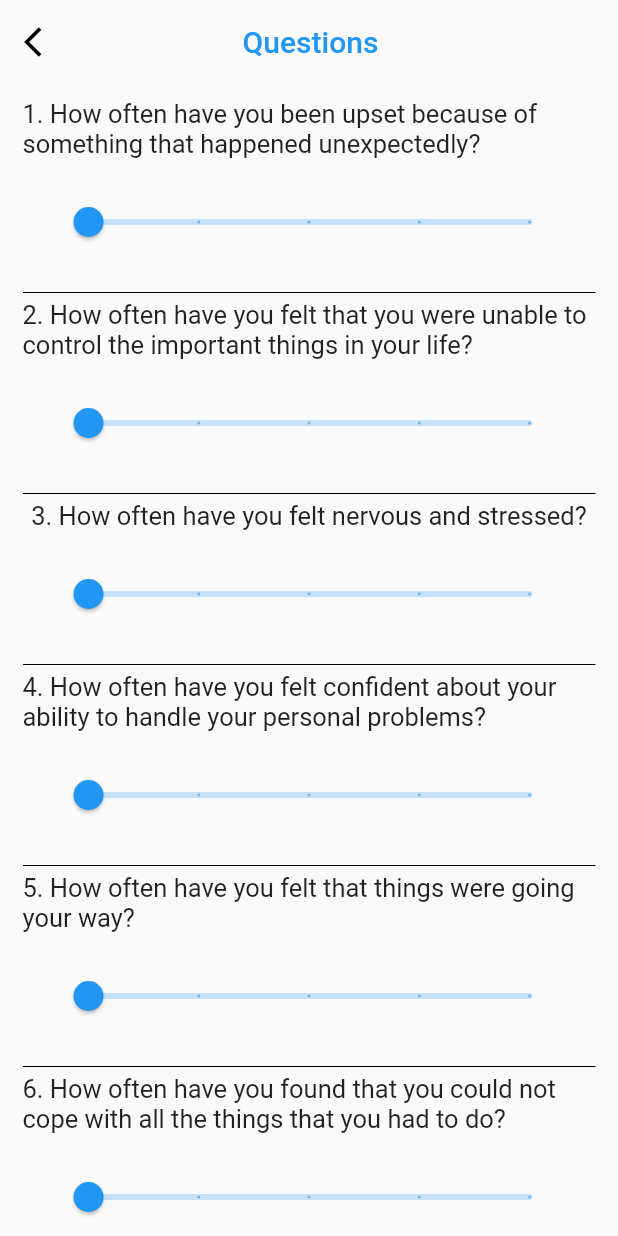
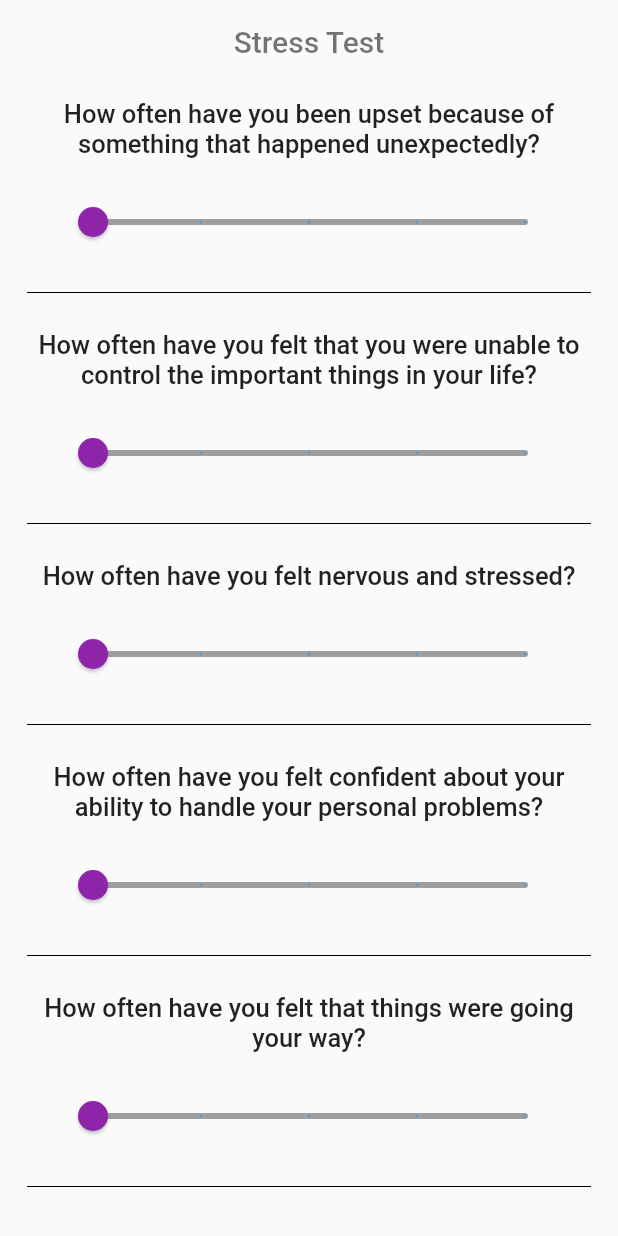
Before and after one commit to paras3219/Kailo2.0, a Flutter app: the TestScreen screen opened directly, on a phone screen of 412 x 824 dp. Run offline on Flutter 3.47's test engine with Material 2 defaults, Android fonts, the phone set to English and light mode, and no system bars; our stand-ins replace cloud_firestore, firebase_auth, firebase_core, fl_chart, font_awesome_flutter, google_fonts and 2 more; missing offline and left inert: awesome_slider; accounts and stored records are empty.

Commit message:
testScreen

```diff
--- a/kailo/lib/Screens/testScreen.dart
+++ b/kailo/lib/Screens/testScreen.dart
@@ -1,5 +1,9 @@
+import 'package:cloud_firestore/cloud_firestore.dart';
+import 'package:firebase_auth/firebase_auth.dart';
 import 'package:flutter/material.dart';
+import 'package:kailo/Screens/resultsPage.dart';
 import 'package:kailo/models/textModel.dart';
+import 'package:kailo/resources/authentication.dart';
 import 'package:kailo/utils/add_options.dart';
 import 'package:kailo/utils/constants.dart';
 
@@ -44,27 +48,19 @@ class TestScreen extends StatefulWidget {
 }
 
 class _MyHomePageState extends State<TestScreen> {
-  TestModel testModel = new TestModel();
-  double testScore = 0;
-
-  Map<dynamic,dynamic> resultDataMap;
   @override
   Widget build(BuildContext context) {
     return Scaffold(
       appBar: AppBar(
-        title: Container(
-          width: 270,
+        foregroundColor: Colors.grey,
+        title: Center(
           child: Text(
-            'Questions',
+            'Stress Test',
             textAlign: TextAlign.center,
             style: TextStyle(
-              color: Colors.blue,
+              color: Colors.black54,
             ),
           ),
-        ),
-        leading: new IconButton(
-          icon: new Icon(Icons.arrow_back_ios, color: Colors.black),
-          onPressed: () => Navigator.of(context).pop(),
         ),
         backgroundColor: Colors.transparent,
         elevation: 0.0,
@@ -72,15 +68,15 @@ class _MyHomePageState extends State<TestScreen> {
       ),
       body: Container(
         child: Padding(
-          padding: EdgeInsets.symmetric(vertical: 10.0, horizontal: 15.0),
+          padding: EdgeInsets.symmetric(vertical: 10.0, horizontal: 18.0),
           child: SingleChildScrollView(
             child: Column(
               children: [
                 Text(
-                  '1. How often have you been upset because of something that happened unexpectedly?',
-                  textAlign: TextAlign.left,
+                  'How often have you been upset because of something that happened unexpectedly?',
+                  textAlign: TextAlign.center,
                   style: TextStyle(
-                    fontFamily: 'Roboto',
+                    fontWeight: FontWeight.w500,
                     fontSize: 17,
                   ),
                 ),
@@ -91,11 +87,12 @@ class _MyHomePageState extends State<TestScreen> {
                     color: Colors.black,
                   ),
                 ),
+                SizedBox(height: 20.0),
                 Text(
-                  '2. How often have you felt that you were unable to control the important things in your life?',
-                  textAlign: TextAlign.left,
+                  'How often have you felt that you were unable to control the important things in your life?',
+                  textAlign: TextAlign.center,
                   style: TextStyle(
-                    fontFamily: 'Roboto',
+                    fontWeight: FontWeight.w500,
                     fontSize: 17,
                   ),
                 ),
@@ -106,11 +103,12 @@ class _MyHomePageState extends State<TestScreen> {
                     color: Colors.black,
                   ),
                 ),
+                SizedBox(height: 20.0),
                 Text(
-                  '3. How often have you felt nervous and stressed?',
-                  textAlign: TextAlign.left,
+                  'How often have you felt nervous and stressed?',
+                  textAlign: TextAlign.center,
                   style: TextStyle(
-                    fontFamily: 'Roboto',
+                    fontWeight: FontWeight.w500,
                     fontSize: 17,
                   ),
                 ),
@@ -121,11 +119,12 @@ class _MyHomePageState extends State<TestScreen> {
                     color: Colors.black,
                   ),
                 ),
+                SizedBox(height: 20.0),
                 Text(
-                  '4. How often have you felt confident about your ability to handle your personal problems?',
-                  textAlign: TextAlign.left,
+                  'How often have you felt confident about your ability to handle your personal problems?',
+                  textAlign: TextAlign.center,
                   style: TextStyle(
-                    fontFamily: 'Roboto',
+                    fontWeight: FontWeight.w500,
                     fontSize: 17,
                   ),
                 ),
@@ -136,11 +135,12 @@ class _MyHomePageState extends State<TestScreen> {
                     color: Colors.black,
                   ),
                 ),
+                SizedBox(height: 20.0),
                 Text(
-                  '5. How often have you felt that things were going your way?',
-                  textAlign: TextAlign.left,
+                  'How often have you felt that things were going your way?',
+                  textAlign: TextAlign.center,
                   style: TextStyle(
-                    fontFamily: 'Roboto',
+                    fontWeight: FontWeight.w500,
                     fontSize: 17,
                   ),
                 ),
@@ -151,11 +151,12 @@ class _MyHomePageState extends State<TestScreen> {
                     color: Colors.black,
                   ),
                 ),
+                SizedBox(height: 20.0),
                 Text(
-                  '6. How often have you found that you could not cope with all the things that you had to do?',
-                  textAlign: TextAlign.left,
+                  'How often have you found that you could not cope with all the things that you had to do?',
+                  textAlign: TextAlign.center,
                   style: TextStyle(
-                    fontFamily: 'Roboto',
+                    fontWeight: FontWeight.w500,
                     fontSize: 17,
                   ),
                 ),
@@ -166,10 +167,12 @@ class _MyHomePageState extends State<TestScreen> {
                     color: Colors.black,
                   ),
                 ),
+                SizedBox(height: 20.0),
                 Text(
-                  '7. How often have you been able to control irritations in your life?',
-                  textAlign: TextAlign.left,
+                  'How often have you been able to control irritations in your life?',
+                  textAlign: TextAlign.center,
                   style: TextStyle(
+                    fontWeight: FontWeight.w500,
                     fontFamily: 'Roboto',
                     fontSize: 17,
                   ),
@@ -181,11 +184,12 @@ class _MyHomePageState extends State<TestScreen> {
                     color: Colors.black,
                   ),
                 ),
+                SizedBox(height: 20.0),
                 Text(
-                  '8. How often have you felt that you were on top of things?',
-                  textAlign: TextAlign.left,
+                  'How often have you felt that you were on top of things?',
+                  textAlign: TextAlign.center,
                   style: TextStyle(
-                    fontFamily: 'Roboto',
+                    fontWeight: FontWeight.w500,
                     fontSize: 17,
                   ),
                 ),
@@ -196,11 +200,12 @@ class _MyHomePageState extends State<TestScreen> {
                     color: Colors.black,
                   ),
                 ),
+                SizedBox(height: 20.0),
                 Text(
-                  '9. How often have you been angered because of things that happened that were outside of your control?',
-                  textAlign: TextAlign.left,
+                  'How often have you been angered because of things that happened that were outside of your control?',
+                  textAlign: TextAlign.center,
                   style: TextStyle(
-                    fontFamily: 'Roboto',
+                    fontWeight: FontWeight.w500,
                     fontSize: 17,
                   ),
                 ),
@@ -211,11 +216,12 @@ class _MyHomePageState extends State<TestScreen> {
                     color: Colors.black,
                   ),
                 ),
+                SizedBox(height: 20.0),
                 Text(
-                  '10. How often have you felt difficulties were piling up so high that you could not overcome them?',
-                  textAlign: TextAlign.left,
+                  'How often have you felt difficulties were piling up so high that you could not overcome them?',
+                  textAlign: TextAlign.center,
                   style: TextStyle(
-                    fontFamily: 'Roboto',
+                    fontWeight: FontWeight.w500,
                     fontSize: 17,
                   ),
                 ),
@@ -224,20 +230,24 @@ class _MyHomePageState extends State<TestScreen> {
                   height: 15,
                 ),
                 SizedBox(
-                  width: 400.0,
+                  width: MediaQuery.of(context).size.width / 2,
                   height: 50.0,
                   child: ElevatedButton(
+                    style: ElevatedButton.styleFrom(
+                      primary: Colors.yellow.shade700,
+                    ),
                     onPressed: () {
-                      for (int i = 0; i < scoreValues.length; i++) {
-                        testScore += scoreValues[i];
-                      }
-                      resultDataMap = {
-                        'result':testScore.toString(),
-                        'time':DateTime.now(),
-                      };
-                      testModel.uploadResult(resultDataMap);
+                      setState(() {
+                        Navigator.push(
+                            context,
+                            MaterialPageRoute(
+                                builder: (context) => ResultsPage()));
+                      });
                     },
-                    child: Text('SUBMIT'),
+                    child: Text(
+                      'SUBMIT',
+                      style: ktextStyle().copyWith(color: Colors.black),
+                    ),
                   ),
                 ),
                 SizedBox(height: 100.0),
--- a/kailo/lib/models/textModel.dart
+++ b/kailo/lib/models/textModel.dart
@@ -16,7 +16,5 @@ class TestModel {
     return data;
   }
 
-  uploadResult(dataMap) {
-    FirebaseFirestore.instance.collection("users").add(dataMap);
-  }
+
 }
--- a/kailo/lib/utils/add_options.dart
+++ b/kailo/lib/utils/add_options.dart
@@ -1,5 +1,6 @@
 import 'package:flutter/material.dart';
 import 'package:kailo/utils/constants.dart';
+import 'package:awesome_slider/awesome_slider.dart';
 
 class AddOption extends StatefulWidget {
   final int questionIndex;
@@ -17,18 +18,28 @@ class _AddOptionState extends State<AddOption> {
         padding: EdgeInsets.all(8.0),
         child: Padding(
           padding: EdgeInsets.all(10.0),
+          child: SliderTheme(
+            data: SliderThemeData(
+              activeTickMarkColor: Colors.white,
+              inactiveTrackColor: Colors.grey,
+              activeTrackColor: Colors.purple.shade400,
+              thumbColor: Colors.purple.shade600,
+              thumbShape: RoundSliderThumbShape(enabledThumbRadius: 10.0),
+            ),
             child: Slider(
               value: widget.rating,
               onChanged: (newRating) {
                 scoreValues[widget.questionIndex] = newRating;
                 setState(() {
                   widget.rating = newRating;
+
                 });
               },
               min: 0,
               max: 4,
               divisions: 4,
               label: widget.rating.round().toString(),
+            ),
           ),
         ),
       ),
```
Also changed, not shown: kailo/lib/Screens/resultsPage.dart (added, +127 -0 lines), kailo/lib/utils/feedCard.dart (added, +168 -0 lines), kailo/lib/utils/feedCardHelper.dart (added, +8 -0 lines), kailo/lib/utils/radial_progress.dart (added, +120 -0 lines). Lines whose indentation alone changed are shown as unchanged.
